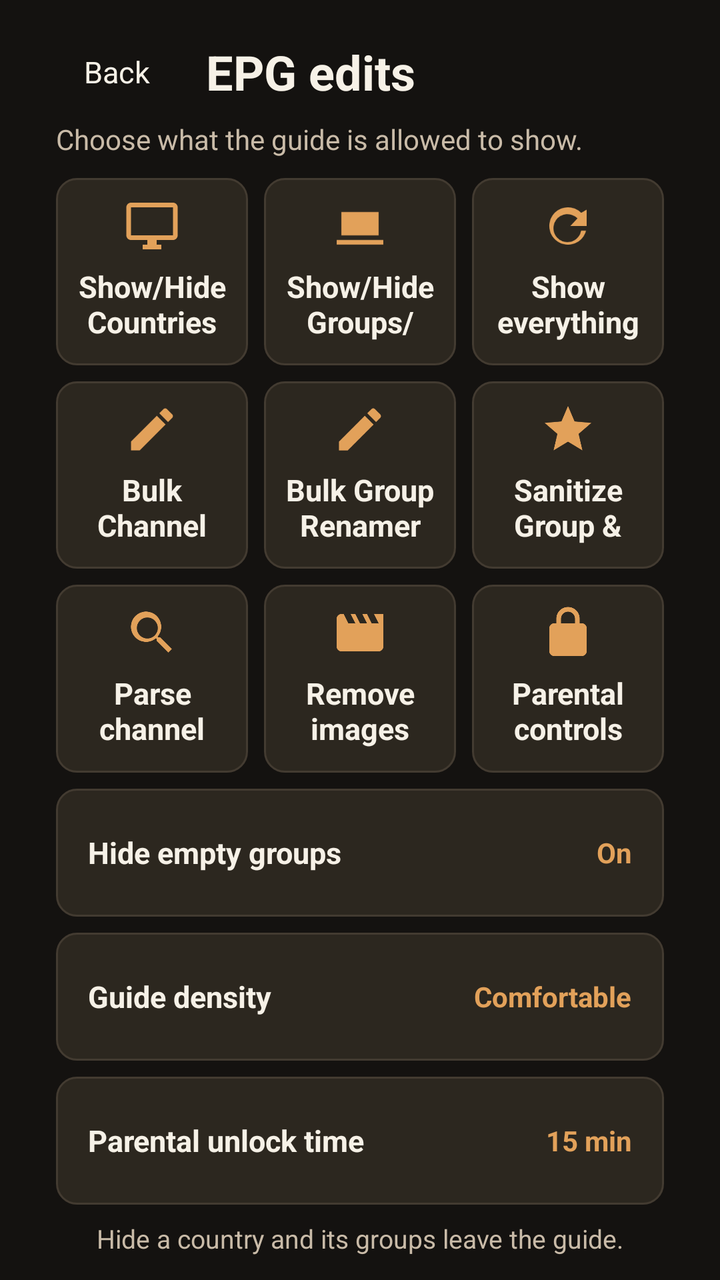
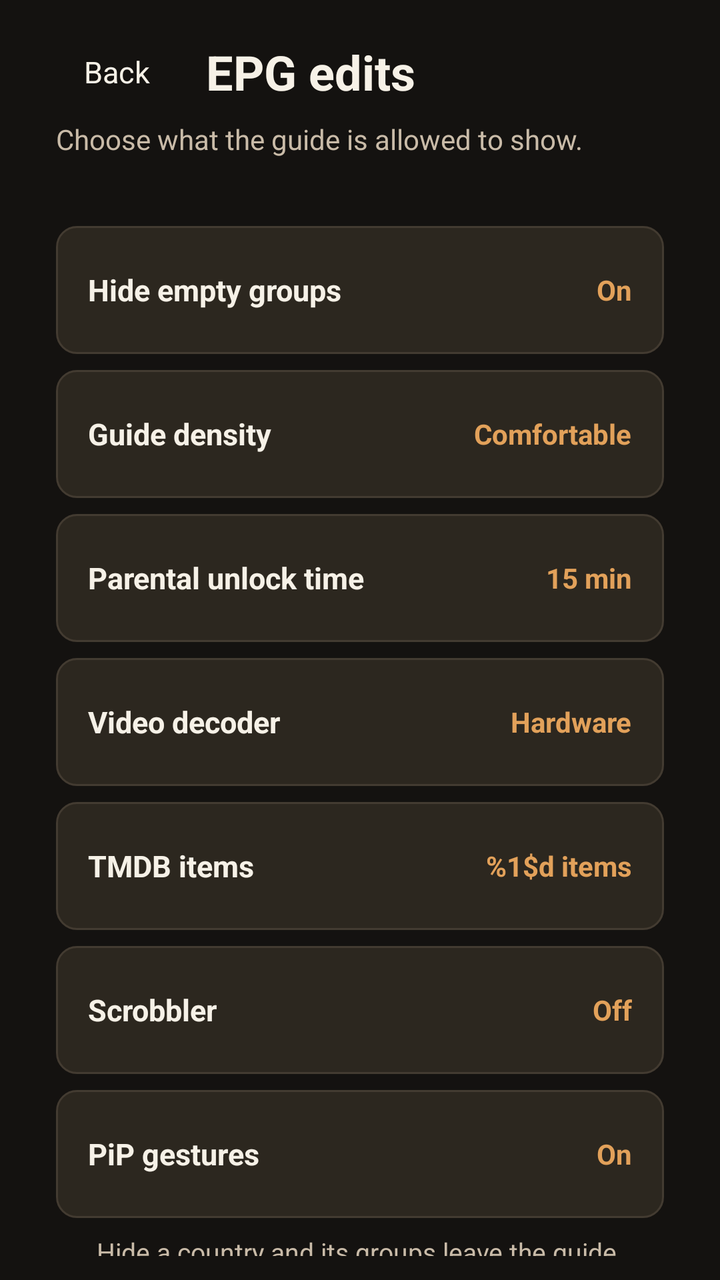

An Android layout rendered at two revisions. The XML below is the earlier revision; the diff shows what the commit changed to produce the second picture.
<!-- AndroidManifest.xml: application theme Theme.OlympusIptv -->
<!-- res/layout/activity_epg_edits.xml -->
<?xml version="1.0" encoding="utf-8"?>
<LinearLayout xmlns:android="http://schemas.android.com/apk/res/android"
    android:layout_width="match_parent"
    android:layout_height="match_parent"
    android:background="@color/bg"
    android:orientation="vertical"
    android:paddingHorizontal="28dp"
    android:paddingTop="16dp"
    android:paddingBottom="12dp">

    <LinearLayout
        android:layout_width="match_parent"
        android:layout_height="wrap_content"
        android:gravity="center_vertical"
        android:orientation="horizontal">

        <TextView
            android:id="@+id/btnBack"
            android:layout_width="wrap_content"
            android:layout_height="40dp"
            android:background="@drawable/bg_nav"
            android:clickable="true"
            android:focusable="true"
            android:gravity="center"
            android:nextFocusDown="@id/cardCountries"
            android:paddingHorizontal="14dp"
            android:text="@string/back"
            android:textColor="@color/text_primary"
            android:textSize="15sp" />

        <TextView
            android:layout_width="wrap_content"
            android:layout_height="wrap_content"
            android:layout_marginStart="14dp"
            android:text="@string/epg_edits_title"
            android:textColor="@color/text_primary"
            android:textSize="24sp"
            android:textStyle="bold" />
    </LinearLayout>

    <TextView
        android:layout_width="match_parent"
        android:layout_height="wrap_content"
        android:layout_marginTop="4dp"
        android:text="@string/epg_edits_subtitle"
        android:textColor="@color/text_secondary"
        android:textSize="14sp" />

    <LinearLayout
        android:layout_width="match_parent"
        android:layout_height="0dp"
        android:layout_marginTop="10dp"
        android:layout_weight="1"
        android:orientation="horizontal">

        <LinearLayout
            android:id="@+id/cardCountries"
            android:layout_width="0dp"
            android:layout_height="match_parent"
            android:layout_marginEnd="8dp"
            android:layout_weight="1"
            android:background="@drawable/bg_focusable"
            android:clickable="true"
            android:focusable="true"
            android:gravity="center"
            android:nextFocusRight="@id/cardLineup"
            android:nextFocusDown="@id/cardStrip"
            android:nextFocusUp="@id/btnBack"
            android:orientation="vertical"
            android:padding="10dp">

            <ImageView
                android:layout_width="28dp"
                android:layout_height="28dp"
                android:contentDescription="@null"
                android:src="@drawable/ic_nav_web"
                android:tint="@color/accent" />

            <TextView
                android:layout_width="match_parent"
                android:layout_height="wrap_content"
                android:layout_marginTop="6dp"
                android:gravity="center"
                android:text="@string/epg_card_countries"
                android:textColor="@color/text_primary"
                android:textSize="15sp"
                android:textStyle="bold" />

            <TextView
                android:layout_width="match_parent"
                android:layout_height="wrap_content"
                android:gravity="center"
                android:text="@string/epg_short_countries"
                android:textColor="@color/text_secondary"
                android:textSize="12sp" />
        </LinearLayout>

        <LinearLayout
            android:id="@+id/cardLineup"
            android:layout_width="0dp"
            android:layout_height="match_parent"
            android:layout_marginEnd="8dp"
            android:layout_weight="1"
            android:background="@drawable/bg_focusable"
            android:clickable="true"
            android:focusable="true"
            android:gravity="center"
            android:nextFocusLeft="@id/cardCountries"
            android:nextFocusRight="@id/cardReset"
            android:nextFocusDown="@id/cardGroups"
            android:orientation="vertical"
            android:padding="10dp">

            <ImageView
                android:layout_width="28dp"
                android:layout_height="28dp"
                android:contentDescription="@null"
                android:src="@drawable/ic_nav_shows"
                android:tint="@color/accent" />

            <TextView
                android:layout_width="match_parent"
                android:layout_height="wrap_content"
                android:layout_marginTop="6dp"
                android:gravity="center"
                android:text="@string/epg_card_lineup"
                android:textColor="@color/text_primary"
                android:textSize="15sp"
                android:textStyle="bold" />

            <TextView
                android:layout_width="match_parent"
                android:layout_height="wrap_content"
                android:gravity="center"
                android:text="@string/epg_short_lineup"
                android:textColor="@color/text_secondary"
                android:textSize="12sp" />
        </LinearLayout>

        <LinearLayout
            android:id="@+id/cardReset"
            android:layout_width="0dp"
            android:layout_height="match_parent"
            android:layout_weight="1"
            android:background="@drawable/bg_focusable"
            android:clickable="true"
            android:focusable="true"
            android:gravity="center"
            android:nextFocusLeft="@id/cardLineup"
            android:nextFocusDown="@id/cardSanitize"
            android:orientation="vertical"
            android:padding="10dp">

            <ImageView
                android:layout_width="28dp"
                android:layout_height="28dp"
                android:contentDescription="@null"
                android:src="@drawable/ic_nav_refresh"
                android:tint="@color/accent" />

            <TextView
                android:layout_width="match_parent"
                android:layout_height="wrap_content"
                android:layout_marginTop="6dp"
                android:gravity="center"
                android:text="@string/epg_card_reset"
                android:textColor="@color/text_primary"
                android:textSize="15sp"
                android:textStyle="bold" />

            <TextView
                android:layout_width="match_parent"
                android:layout_height="wrap_content"
                android:gravity="center"
                android:text="@string/epg_short_reset"
                android:textColor="@color/text_secondary"
                android:textSize="12sp" />
        </LinearLayout>
    </LinearLayout>

    <LinearLayout
        android:layout_width="match_parent"
        android:layout_height="0dp"
        android:layout_marginTop="8dp"
        android:layout_weight="1"
        android:orientation="horizontal">

        <LinearLayout
            android:id="@+id/cardStrip"
            android:layout_width="0dp"
            android:layout_height="match_parent"
            android:layout_marginEnd="8dp"
            android:layout_weight="1"
            android:background="@drawable/bg_focusable"
            android:clickable="true"
            android:focusable="true"
            android:gravity="center"
            android:nextFocusRight="@id/cardGroups"
            android:nextFocusUp="@id/cardCountries"
            android:nextFocusDown="@id/cardParse"
            android:orientation="vertical"
            android:padding="10dp">

            <ImageView
                android:layout_width="28dp"
                android:layout_height="28dp"
                android:contentDescription="@null"
                android:src="@drawable/ic_nav_edit"
                android:tint="@color/accent" />

            <TextView
                android:layout_width="match_parent"
                android:layout_height="wrap_content"
                android:layout_marginTop="6dp"
                android:gravity="center"
                android:text="@string/epg_card_strip"
                android:textColor="@color/text_primary"
                android:textSize="15sp"
                android:textStyle="bold" />

            <TextView
                android:layout_width="match_parent"
                android:layout_height="wrap_content"
                android:gravity="center"
                android:text="@string/epg_short_strip"
                android:textColor="@color/text_secondary"
                android:textSize="12sp" />
        </LinearLayout>

        <LinearLayout
            android:id="@+id/cardGroups"
            android:layout_width="0dp"
            android:layout_height="match_parent"
            android:layout_marginEnd="8dp"
            android:layout_weight="1"
            android:background="@drawable/bg_focusable"
            android:clickable="true"
            android:focusable="true"
            android:gravity="center"
            android:nextFocusLeft="@id/cardStrip"
            android:nextFocusRight="@id/cardSanitize"
            android:nextFocusUp="@id/cardLineup"
            android:nextFocusDown="@id/cardImages"
            android:orientation="vertical"
            android:padding="10dp">

            <ImageView
                android:layout_width="28dp"
                android:layout_height="28dp"
                android:contentDescription="@null"
                android:src="@drawable/ic_nav_edit"
                android:tint="@color/accent" />

            <TextView
                android:layout_width="match_parent"
                android:layout_height="wrap_content"
                android:layout_marginTop="6dp"
                android:gravity="center"
                android:text="@string/epg_card_groups"
                android:textColor="@color/text_primary"
                android:textSize="15sp"
                android:textStyle="bold" />

            <TextView
                android:layout_width="match_parent"
                android:layout_height="wrap_content"
                android:gravity="center"
                android:text="@string/epg_short_groups"
                android:textColor="@color/text_secondary"
                android:textSize="12sp" />
        </LinearLayout>

        <LinearLayout
            android:id="@+id/cardSanitize"
            android:layout_width="0dp"
            android:layout_height="match_parent"
            android:layout_weight="1"
            android:background="@drawable/bg_focusable"
            android:clickable="true"
            android:focusable="true"
            android:gravity="center"
            android:nextFocusLeft="@id/cardGroups"
            android:nextFocusUp="@id/cardReset"
            android:orientation="vertical"
            android:padding="10dp">

            <ImageView
                android:layout_width="28dp"
                android:layout_height="28dp"
                android:contentDescription="@null"
                android:src="@drawable/ic_star"
                android:tint="@color/accent" />

            <TextView
                android:layout_width="match_parent"
                android:layout_height="wrap_content"
                android:layout_marginTop="6dp"
                android:gravity="center"
                android:text="@string/epg_card_sanitize"
                android:textColor="@color/text_primary"
                android:textSize="15sp"
                android:textStyle="bold" />

            <TextView
                android:layout_width="match_parent"
                android:layout_height="wrap_content"
                android:gravity="center"
                android:text="@string/epg_short_sanitize"
                android:textColor="@color/text_secondary"
                android:textSize="12sp" />
        </LinearLayout>
    </LinearLayout>

    <LinearLayout
        android:layout_width="match_parent"
        android:layout_height="0dp"
        android:layout_marginTop="8dp"
        android:layout_weight="1"
        android:orientation="horizontal">

        <LinearLayout
            android:id="@+id/cardParse"
            android:layout_width="0dp"
            android:layout_height="match_parent"
            android:layout_marginEnd="8dp"
            android:layout_weight="1"
            android:background="@drawable/bg_focusable"
            android:clickable="true"
            android:focusable="true"
            android:gravity="center"
            android:nextFocusRight="@id/cardImages"
            android:nextFocusUp="@id/cardStrip"
            android:orientation="vertical"
            android:padding="10dp">

            <ImageView
                android:layout_width="28dp"
                android:layout_height="28dp"
                android:contentDescription="@null"
                android:src="@drawable/ic_nav_search"
                android:tint="@color/accent" />

            <TextView
                android:layout_width="match_parent"
                android:layout_height="wrap_content"
                android:layout_marginTop="6dp"
                android:gravity="center"
                android:text="@string/epg_card_parse"
                android:textColor="@color/text_primary"
                android:textSize="15sp"
                android:textStyle="bold" />

            <TextView
                android:layout_width="match_parent"
                android:layout_height="wrap_content"
                android:gravity="center"
                android:text="@string/epg_short_parse"
                android:textColor="@color/text_secondary"
                android:textSize="12sp" />
        </LinearLayout>

        <LinearLayout
            android:id="@+id/cardImages"
            android:layout_width="0dp"
            android:layout_height="match_parent"
            android:layout_weight="1"
            android:background="@drawable/bg_focusable"
            android:clickable="true"
            android:focusable="true"
            android:gravity="center"
            android:nextFocusLeft="@id/cardParse"
            android:nextFocusRight="@id/cardParental"
            android:nextFocusUp="@id/cardGroups"
            android:orientation="vertical"
            android:padding="10dp">

            <ImageView
                android:layout_width="28dp"
                android:layout_height="28dp"
                android:contentDescription="@null"
                android:src="@drawable/ic_nav_movie"
                android:tint="@color/accent" />

            <TextView
                android:layout_width="match_parent"
                android:layout_height="wrap_content"
                android:layout_marginTop="6dp"
                android:gravity="center"
                android:text="@string/epg_card_images"
                android:textColor="@color/text_primary"
                android:textSize="15sp"
                android:textStyle="bold" />

            <TextView
                android:layout_width="match_parent"
                android:layout_height="wrap_content"
                android:gravity="center"
                android:text="@string/epg_short_images"
                android:textColor="@color/text_secondary"
                android:textSize="12sp" />
        </LinearLayout>

        <LinearLayout
            android:id="@+id/cardParental"
            android:layout_width="0dp"
            android:layout_height="match_parent"
            android:layout_marginStart="8dp"
            android:layout_weight="1"
            android:background="@drawable/bg_focusable"
            android:clickable="true"
            android:focusable="true"
            android:gravity="center"
            android:nextFocusLeft="@id/cardImages"
            android:nextFocusUp="@id/cardSanitize"
            android:nextFocusDown="@id/cardHideEmpty"
            android:orientation="vertical"
            android:padding="10dp">

            <ImageView
                android:layout_width="28dp"
                android:layout_height="28dp"
                android:contentDescription="@null"
                android:src="@drawable/ic_lock"
                android:tint="@color/accent" />

            <TextView
                android:layout_width="match_parent"
                android:layout_height="wrap_content"
                android:layout_marginTop="6dp"
                android:gravity="center"
                android:text="@string/epg_card_parental"
                android:textColor="@color/text_primary"
                android:textSize="15sp"
                android:textStyle="bold" />

            <TextView
                android:layout_width="match_parent"
                android:layout_height="wrap_content"
                android:gravity="center"
                android:text="@string/epg_short_parental"
                android:textColor="@color/text_secondary"
                android:textSize="12sp" />
        </LinearLayout>
    </LinearLayout>

    <LinearLayout
        android:id="@+id/cardHideEmpty"
        android:layout_width="match_parent"
        android:layout_height="64dp"
        android:layout_marginTop="8dp"
        android:background="@drawable/bg_focusable"
        android:clickable="true"
        android:focusable="true"
        android:gravity="center_vertical"
        android:nextFocusUp="@id/cardParental"
        android:nextFocusDown="@id/cardDensity"
        android:orientation="horizontal"
        android:paddingHorizontal="16dp">

        <TextView
            android:layout_width="0dp"
            android:layout_height="wrap_content"
            android:layout_weight="1"
            android:text="@string/epg_card_hide_empty"
            android:textColor="@color/text_primary"
            android:textSize="15sp"
            android:textStyle="bold" />

        <TextView
            android:id="@+id/hideEmptyState"
            android:layout_width="wrap_content"
            android:layout_height="wrap_content"
            android:text="@string/epg_short_hide_empty_on"
            android:textColor="@color/accent"
            android:textSize="14sp"
            android:textStyle="bold" />
    </LinearLayout>

    <LinearLayout
        android:id="@+id/cardDensity"
        android:layout_width="match_parent"
        android:layout_height="64dp"
        android:layout_marginTop="8dp"
        android:background="@drawable/bg_focusable"
        android:clickable="true"
        android:focusable="true"
        android:gravity="center_vertical"
        android:nextFocusUp="@id/cardHideEmpty"
        android:nextFocusDown="@id/cardPinTimeout"
        android:orientation="horizontal"
        android:paddingHorizontal="16dp">

        <TextView
            android:layout_width="0dp"
            android:layout_height="wrap_content"
            android:layout_weight="1"
            android:text="@string/epg_card_density"
            android:textColor="@color/text_primary"
            android:textSize="15sp"
            android:textStyle="bold" />

        <TextView
            android:id="@+id/densityState"
            android:layout_width="wrap_content"
            android:layout_height="wrap_content"
            android:text="@string/epg_short_density_comfortable"
            android:textColor="@color/accent"
            android:textSize="14sp"
            android:textStyle="bold" />
    </LinearLayout>

    <LinearLayout
        android:id="@+id/cardPinTimeout"
        android:layout_width="match_parent"
        android:layout_height="64dp"
        android:layout_marginTop="8dp"
        android:background="@drawable/bg_focusable"
        android:clickable="true"
        android:focusable="true"
        android:gravity="center_vertical"
        android:nextFocusUp="@id/cardDensity"
        android:orientation="horizontal"
        android:paddingHorizontal="16dp">

        <TextView
            android:layout_width="0dp"
            android:layout_height="wrap_content"
            android:layout_weight="1"
            android:text="@string/epg_card_pin_timeout"
            android:textColor="@color/text_primary"
            android:textSize="15sp"
            android:textStyle="bold" />

        <TextView
            android:id="@+id/pinTimeoutState"
            android:layout_width="wrap_content"
            android:layout_height="wrap_content"
            android:text="@string/epg_short_pin_timeout"
            android:textColor="@color/accent"
            android:textSize="14sp"
            android:textStyle="bold" />
    </LinearLayout>

    <TextView
        android:id="@+id/cardDetail"
        android:layout_width="match_parent"
        android:layout_height="wrap_content"
        android:layout_marginTop="8dp"
        android:gravity="center"
        android:text="@string/epg_card_countries_detail"
        android:textColor="@color/text_secondary"
        android:textSize="13sp" />
</LinearLayout>
<!-- resources referenced by this layout -->
<resources>
  <color name="accent">#E2A15A</color>
  <color name="bg">#141210</color>
  <color name="text_primary">#F6F1E7</color>
  <color name="text_secondary">#C9BBA8</color>
  <!-- drawable ic_nav_refresh (drawable) -->
  <?xml version="1.0" encoding="utf-8"?>
  <vector xmlns:android="http://schemas.android.com/apk/res/android"
      android:width="24dp"
      android:height="24dp"
      android:viewportWidth="24"
      android:viewportHeight="24">
      <path
          android:fillColor="#FFFFFFFF"
          android:pathData="M17.65,6.35A8,8 0,1 0,19.73 14h-2.08a6,6 0,1 1,-1.59 -5.24L13,12h7V5l-2.35,1.35z" />
  </vector>
  <!-- drawable ic_nav_shows (drawable) -->
  <?xml version="1.0" encoding="utf-8"?>
  <vector xmlns:android="http://schemas.android.com/apk/res/android"
      android:width="24dp"
      android:height="24dp"
      android:viewportWidth="24"
      android:viewportHeight="24">
      <path
          android:fillColor="#FFFFFFFF"
          android:pathData="M4,6h16v10H4zM2,18h20v2H2z" />
  </vector>
  <!-- drawable ic_star (drawable) -->
  <?xml version="1.0" encoding="utf-8"?>
  <vector xmlns:android="http://schemas.android.com/apk/res/android"
      android:width="24dp"
      android:height="24dp"
      android:viewportWidth="24"
      android:viewportHeight="24">
      <path
          android:fillColor="#FFFFFFFF"
          android:pathData="M12,17.27L18.18,21l-1.64,-7.03L22,9.24l-7.19,-0.61L12,2L9.19,8.63L2,9.24l5.46,4.73L5.82,21z" />
  </vector>
  <string name="back">Back</string>
  <string name="epg_card_countries">Show/Hide Countries</string>
  <string name="epg_card_countries_detail">Hide a country and its groups leave the guide.</string>
  <string name="epg_card_density">Guide density</string>
  <string name="epg_card_groups">Bulk Group Renamer</string>
  <string name="epg_card_hide_empty">Hide empty groups</string>
  <string name="epg_card_images">Remove images</string>
  <string name="epg_card_lineup">Show/Hide Groups/Channels</string>
  <string name="epg_card_parental">Parental controls</string>
  <string name="epg_card_parse">Parse channel names into the guide</string>
  <string name="epg_card_pin_timeout">Parental unlock time</string>
  <string name="epg_card_reset">Show everything again</string>
  <string name="epg_card_sanitize">Sanitize Group &amp; Channel Names</string>
  <string name="epg_card_strip">Bulk Channel Stripper</string>
  <string name="epg_edits_subtitle">Choose what the guide is allowed to show.</string>
  <string name="epg_edits_title">EPG edits</string>
  <string name="epg_short_countries">Filter visibility of country feeds</string>
  <string name="epg_short_density_comfortable">Comfortable</string>
  <string name="epg_short_groups">Rename multiple groups at once</string>
  <string name="epg_short_hide_empty_on">On</string>
  <string name="epg_short_images">Remove EPG visual assets</string>
  <string name="epg_short_lineup">Customize lists and visibility</string>
  <string name="epg_short_parental">PIN and lock</string>
  <string name="epg_short_parse">Import name metadata into EPG</string>
  <string name="epg_short_pin_timeout">15 min</string>
  <string name="epg_short_reset">Reset all visibility rules</string>
  <string name="epg_short_sanitize">Clean sports and US labels</string>
  <string name="epg_short_strip">Simplify multiple channel lists</string>
  <color name="bg_elevated">#221F1A</color>
  <color name="focus">#F0C48A</color>
  <color name="accent_dim">#B07A38</color>
  <color name="bg_panel">#2C271F</color>
  <color name="stroke">#433B31</color>
  <!-- unchanged entries left out for length: 8 -->
</resources>

<!-- the commit's change to res/layout/activity_epg_edits.xml (unified diff, before → after) -->
@@ -519,6 +519,7 @@
         android:focusable="true"
         android:gravity="center_vertical"
         android:nextFocusUp="@id/cardDensity"
+        android:nextFocusDown="@id/cardDecoder"
         android:orientation="horizontal"
         android:paddingHorizontal="16dp">
 
@@ -536,6 +537,137 @@
             android:layout_width="wrap_content"
             android:layout_height="wrap_content"
             android:text="@string/epg_short_pin_timeout"
+            android:textColor="@color/accent"
+            android:textSize="14sp"
+            android:textStyle="bold" />
+    </LinearLayout>
+
+    <LinearLayout
+        android:id="@+id/cardDecoder"
+        android:layout_width="match_parent"
+        android:layout_height="64dp"
+        android:layout_marginTop="8dp"
+        android:background="@drawable/bg_focusable"
+        android:clickable="true"
+        android:focusable="true"
+        android:gravity="center_vertical"
+        android:nextFocusUp="@id/cardPinTimeout"
+        android:nextFocusDown="@id/cardTmdb"
+        android:orientation="horizontal"
+        android:paddingHorizontal="16dp">
+
+        <TextView
+            android:layout_width="0dp"
+            android:layout_height="wrap_content"
+            android:layout_weight="1"
+            android:text="@string/epg_card_decoder"
+            android:textColor="@color/text_primary"
+            android:textSize="15sp"
+            android:textStyle="bold" />
+
+        <TextView
+            android:id="@+id/decoderState"
+            android:layout_width="wrap_content"
+            android:layout_height="wrap_content"
+            android:text="@string/decoder_hardware"
+            android:textColor="@color/accent"
+            android:textSize="14sp"
+            android:textStyle="bold" />
+    </LinearLayout>
+
+    <LinearLayout
+        android:id="@+id/cardTmdb"
+        android:layout_width="match_parent"
+        android:layout_height="64dp"
+        android:layout_marginTop="8dp"
+        android:background="@drawable/bg_focusable"
+        android:clickable="true"
+        android:focusable="true"
+        android:gravity="center_vertical"
+        android:nextFocusUp="@id/cardDecoder"
+        android:nextFocusDown="@id/cardScrobbler"
+        android:orientation="horizontal"
+        android:paddingHorizontal="16dp">
+
+        <TextView
+            android:layout_width="0dp"
+            android:layout_height="wrap_content"
+            android:layout_weight="1"
+            android:text="@string/epg_card_tmdb"
+            android:textColor="@color/text_primary"
+            android:textSize="15sp"
+            android:textStyle="bold" />
+
+        <TextView
+            android:id="@+id/tmdbState"
+            android:layout_width="wrap_content"
+            android:layout_height="wrap_content"
+            android:text="@string/epg_short_tmdb"
+            android:textColor="@color/accent"
+            android:textSize="14sp"
+            android:textStyle="bold" />
+    </LinearLayout>
+
+    <LinearLayout
+        android:id="@+id/cardScrobbler"
+        android:layout_width="match_parent"
+        android:layout_height="64dp"
+        android:layout_marginTop="8dp"
+        android:background="@drawable/bg_focusable"
+        android:clickable="true"
+        android:focusable="true"
+        android:gravity="center_vertical"
+        android:nextFocusUp="@id/cardTmdb"
+        android:nextFocusDown="@id/cardPip"
+        android:orientation="horizontal"
+        android:paddingHorizontal="16dp">
+
+        <TextView
+            android:layout_width="0dp"
+            android:layout_height="wrap_content"
+            android:layout_weight="1"
+            android:text="@string/epg_card_scrobbler"
+            android:textColor="@color/text_primary"
+            android:textSize="15sp"
+            android:textStyle="bold" />
+
+        <TextView
+            android:id="@+id/scrobblerState"
+            android:layout_width="wrap_content"
+            android:layout_height="wrap_content"
+            android:text="@string/scrobbler_none"
+            android:textColor="@color/accent"
+            android:textSize="14sp"
+            android:textStyle="bold" />
+    </LinearLayout>
+
+    <LinearLayout
+        android:id="@+id/cardPip"
+        android:layout_width="match_parent"
+        android:layout_height="64dp"
+        android:layout_marginTop="8dp"
+        android:background="@drawable/bg_focusable"
+        android:clickable="true"
+        android:focusable="true"
+        android:gravity="center_vertical"
+        android:nextFocusUp="@id/cardScrobbler"
+        android:orientation="horizontal"
+        android:paddingHorizontal="16dp">
+
+        <TextView
+            android:layout_width="0dp"
+            android:layout_height="wrap_content"
+            android:layout_weight="1"
+            android:text="@string/epg_card_pip"
+            android:textColor="@color/text_primary"
+            android:textSize="15sp"
+            android:textStyle="bold" />
+
+        <TextView
+            android:id="@+id/pipState"
+            android:layout_width="wrap_content"
+            android:layout_height="wrap_content"
+            android:text="@string/epg_short_hide_empty_on"
             android:textColor="@color/accent"
             android:textSize="14sp"
             android:textStyle="bold" />
<!-- resource entries referenced after the edit -->
@@ -38,8 +38,10 @@
           android:pathData="M12,17.27L18.18,21l-1.64,-7.03L22,9.24l-7.19,-0.61L12,2L9.19,8.63L2,9.24l5.46,4.73L5.82,21z" />
   </vector>
   <string name="back">Back</string>
+  <string name="decoder_hardware">Hardware</string>
   <string name="epg_card_countries">Show/Hide Countries</string>
   <string name="epg_card_countries_detail">Hide a country and its groups leave the guide.</string>
+  <string name="epg_card_decoder">Video decoder</string>
   <string name="epg_card_density">Guide density</string>
   <string name="epg_card_groups">Bulk Group Renamer</string>
   <string name="epg_card_hide_empty">Hide empty groups</string>
@@ -48,9 +50,12 @@
   <string name="epg_card_parental">Parental controls</string>
   <string name="epg_card_parse">Parse channel names into the guide</string>
   <string name="epg_card_pin_timeout">Parental unlock time</string>
+  <string name="epg_card_pip">PiP gestures</string>
   <string name="epg_card_reset">Show everything again</string>
   <string name="epg_card_sanitize">Sanitize Group &amp; Channel Names</string>
+  <string name="epg_card_scrobbler">Scrobbler</string>
   <string name="epg_card_strip">Bulk Channel Stripper</string>
+  <string name="epg_card_tmdb">TMDB items</string>
   <string name="epg_edits_subtitle">Choose what the guide is allowed to show.</string>
   <string name="epg_edits_title">EPG edits</string>
   <string name="epg_short_countries">Filter visibility of country feeds</string>
@@ -65,6 +70,8 @@
   <string name="epg_short_reset">Reset all visibility rules</string>
   <string name="epg_short_sanitize">Clean sports and US labels</string>
   <string name="epg_short_strip">Simplify multiple channel lists</string>
+  <string name="epg_short_tmdb">%1$d items</string>
+  <string name="scrobbler_none">Off</string>
   <color name="bg_elevated">#221F1A</color>
   <color name="focus">#F0C48A</color>
   <color name="accent_dim">#B07A38</color>
